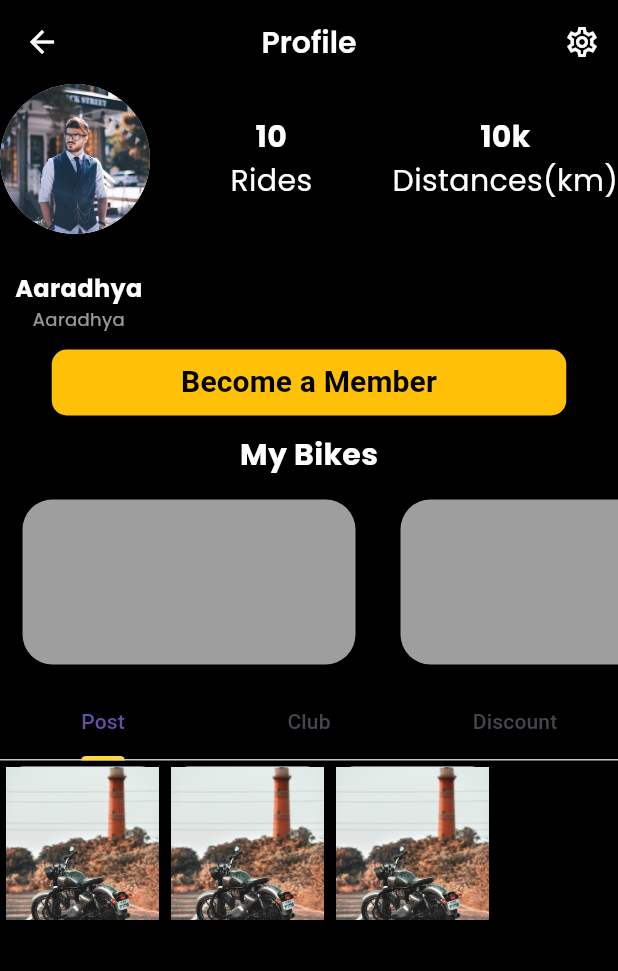
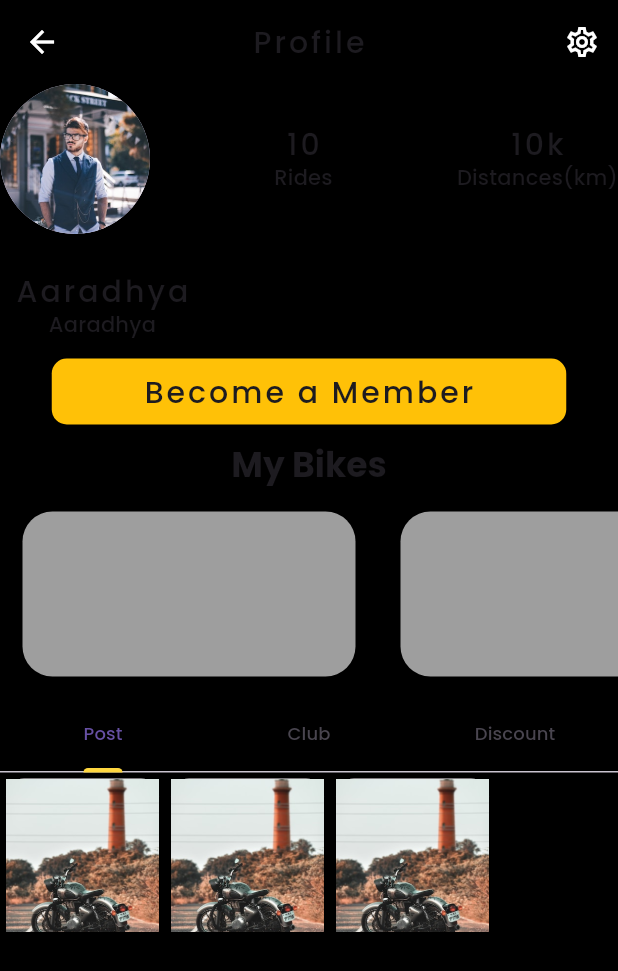
Before and after one commit to lavkushry/flutter1, a Flutter app: the ProfilePage screen opened directly, on a phone screen of 412 x 824 dp. Shown: the top 971 px of the screen. Run offline on Flutter 3.47's test engine with Material 3 defaults, Android fonts, the phone set to English and light mode, and no system bars; our stand-ins replace dio, flutter_riverpod, google_fonts; network calls fail.

Commit message:
Some Minor Changes about theme

```diff
--- a/lib/screens/ProfilePage.dart
+++ b/lib/screens/ProfilePage.dart
@@ -42,8 +42,7 @@ class _ProfilePageState extends State<ProfilePage> with SingleTickerProviderStat
         centerTitle: true,
         title: Text(
           'Profile',
-          style: GoogleFonts.poppins(
-              color: Colors.white, fontSize: 20, fontWeight: FontWeight.w600),
+          style: Theme.of(context).textTheme.headline6,
         ),
         actions: [
           IconButton(
@@ -70,34 +69,20 @@ class _ProfilePageState extends State<ProfilePage> with SingleTickerProviderStat
                     Column(
                       children: [
                         Text('10',
-                          style: GoogleFonts.poppins(
-                            fontSize: 20,
-                            fontWeight: FontWeight.bold,
-                            color: Colors.white,
-                          ),
+                          style: Theme.of(context).textTheme.headline6
                         ),
                         Text('Rides',
-                          style: GoogleFonts.poppins(
-                            fontSize: 20,
-                            color: Colors.white,
-                          ),
+                          style: Theme.of(context).textTheme.subtitle1
                         ),
                       ],
                     ),
                     Column(
                       children: [
                         Text('10k',
-                          style: GoogleFonts.poppins(
-                            fontSize: 20,
-                            fontWeight: FontWeight.bold,
-                            color: Colors.white,
-                          ),
+                          style: Theme.of(context).textTheme.headline6
                         ),
                         Text('Distances(km)',
-                          style: GoogleFonts.poppins(
-                            fontSize: 20,
-                            color: Colors.white,
-                          ),
+                          style: Theme.of(context).textTheme.subtitle1
                         ),
                       ],
                     ),
@@ -110,17 +95,10 @@ class _ProfilePageState extends State<ProfilePage> with SingleTickerProviderStat
                     Column(
                       children: [
                         Text('Aaradhya',
-                          style: GoogleFonts.poppins(
-                            fontSize: 16,
-                            fontWeight: FontWeight.bold,
-                            color: Colors.white,
-                          ),
+                          style: Theme.of(context).textTheme.headline6,
                         ),
                         Text('Aaradhya',
-                          style: GoogleFonts.poppins(
-                            fontSize: 12,
-                            color: Colors.white60,
-                          ),
+                          style: Theme.of(context).textTheme.subtitle1,
                         ),
                       ],
                     ),
@@ -141,13 +119,9 @@ class _ProfilePageState extends State<ProfilePage> with SingleTickerProviderStat
                             borderRadius: BorderRadius.circular(10),
                           ),
                         ),
-                        child: const Text(
+                        child: Text(
                           'Become a Member',
-                          style: TextStyle(
-                            fontSize: 20,
-                            color: Colors.black,
-                            fontWeight: FontWeight.bold,
-                          ),
+                          style: Theme.of(context).textTheme.headline6
                         ),
                       ),
                     ],
@@ -158,11 +132,7 @@ class _ProfilePageState extends State<ProfilePage> with SingleTickerProviderStat
                   child: Column(
                     children: [
                       Text("My Bikes",
-                        style: GoogleFonts.poppins(
-                          fontSize: 20,
-                          color: Colors.white,
-                          fontWeight: FontWeight.bold,
-                        ),
+                        style: Theme.of(context).textTheme.headline5!.copyWith(fontWeight:FontWeight.bold)
                       ),
                     ],
                   ),
--- /dev/null
+++ b/lib/screens/config.dart
@@ -0,0 +1,31 @@
+import 'package:flutter/material.dart';
+import 'package:google_fonts/google_fonts.dart';
+
+final TextTheme textTheme=TextTheme(
+  headline1: GoogleFonts.poppins(
+    fontSize:93, fontWeight:FontWeight.w300, letterSpacing:-1.5),
+  headline2: GoogleFonts.poppins(
+      fontSize:58, fontWeight:FontWeight.w300, letterSpacing:-0.5),
+  headline3: GoogleFonts.poppins(
+      fontSize:46, fontWeight:FontWeight.w400),
+  headline4: GoogleFonts.poppins(
+      fontSize:33, fontWeight:FontWeight.w700,letterSpacing:0.25),
+  headline5: GoogleFonts.poppins(
+      fontSize:23, fontWeight:FontWeight.w400),
+  headline6: GoogleFonts.poppins(
+      fontSize:20, fontWeight:FontWeight.w500,letterSpacing:2),
+  subtitle1: GoogleFonts.poppins(
+      fontSize:14),
+  subtitle2: GoogleFonts.poppins(
+      fontSize:12,fontWeight:FontWeight.w500,letterSpacing:0.1),
+  bodyText1: GoogleFonts.poppins(
+      fontSize:18),
+  bodyText2: GoogleFonts.poppins(
+      fontSize:13,fontWeight:FontWeight.w400,letterSpacing:0.25),
+  button: GoogleFonts.poppins(
+      fontSize:16,fontWeight:FontWeight.w500),
+  caption: GoogleFonts.poppins(
+      fontSize:12,fontWeight:FontWeight.w400,letterSpacing:0.4),
+  overline: GoogleFonts.poppins(
+      fontSize:10,fontWeight:FontWeight.w400,letterSpacing:1.5),
+);
```
Also changed, not shown: lib/main.dart (+16 -32 lines), lib/screens/after_login.dart (added, +49 -0 lines), lib/screens/enter_otp_login.dart (+15 -42 lines), lib/screens/myrides.dart (+29 -14 lines), lib/screens/submit_otp_login.dart (+3 -6 lines), pubspec.lock, 1 other file.
